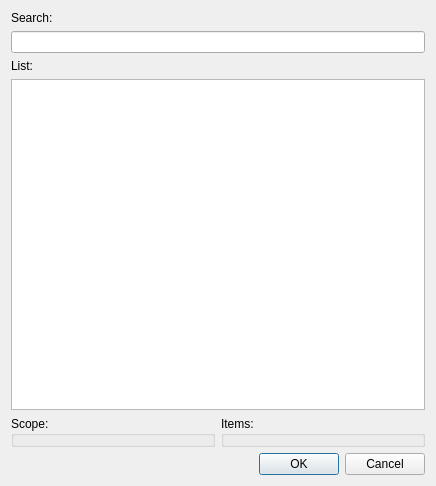
The window that plugins/quickopen/quickopen.ui (KDE/kdevelop) describes before a commit, drawn with Qt 5.
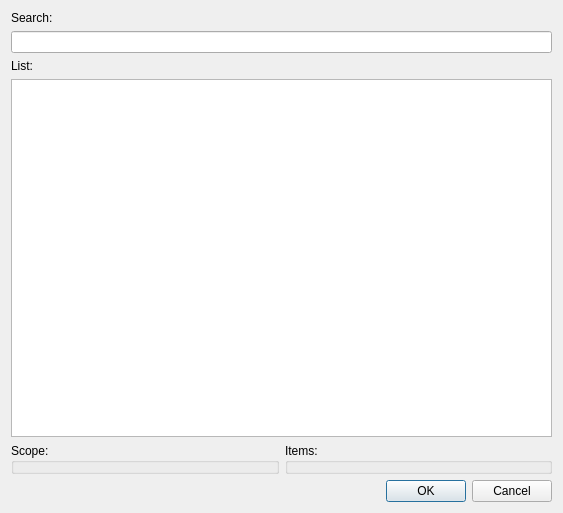
The same window after the commit. Custom widgets are drawn as their Qt base class.

Commit message: Make the quickopen list bigger, we need that space.

```diff
--- a/plugins/quickopen/quickopen.ui
+++ b/plugins/quickopen/quickopen.ui
@@ -5,8 +5,8 @@
    <rect>
     <x>0</x>
     <y>0</y>
-    <width>436</width>
-    <height>486</height>
+    <width>563</width>
+    <height>513</height>
    </rect>
   </property>
   <property name="windowTitle" >
```
